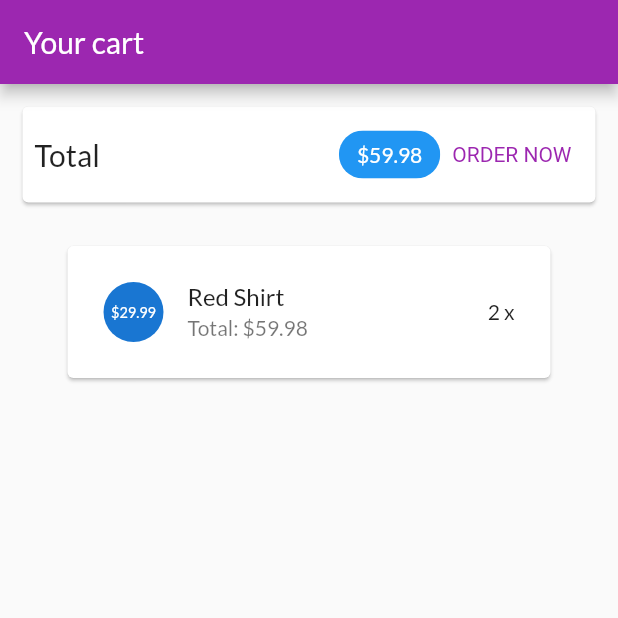
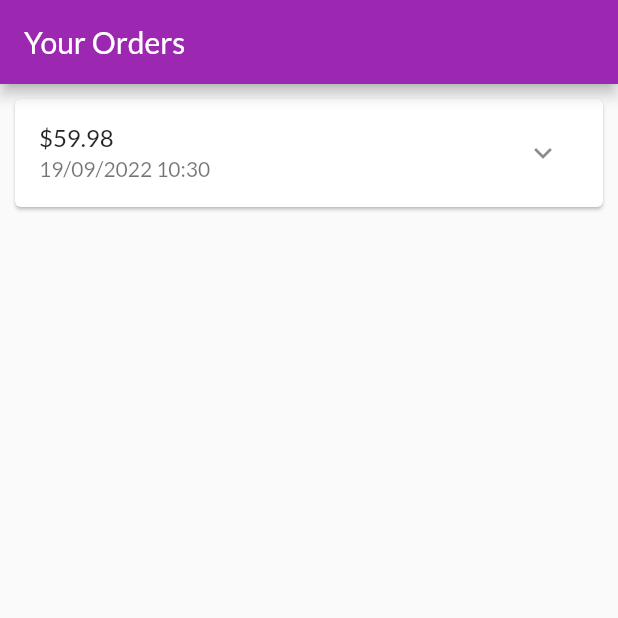
Before and after one commit to TruongAnB1910336/MyShop_Buoi3, a Flutter app: the screen it shows after launch, on a phone screen of 412 x 824 dp, the top half of it. Run offline on Flutter 3.47's test engine with Material 2 defaults, Android fonts, the phone set to English and light mode, and no system bars; missing offline and left inert: dart:html.

Commit message:
Xay dung trang cac dat hang

```diff
--- a/lib/main.dart
+++ b/lib/main.dart
@@ -4,6 +4,7 @@
 import 'ui/products/product.overview.screen.dart';
 import 'ui/products/user_products_screen.dart';
 import 'ui/cart/cart_screen.dart';
+import 'ui/orders/orders_screen.dart';
 void main() {
   runApp(const MyApp());
 }
@@ -28,7 +29,7 @@
       //   color: Colors.green,
       // ),
       home:const SafeArea(
-        child: CartScreen(),
+        child: OrdersScreen(),
         ),
 
     );
--- /dev/null
+++ b/lib/models/order_item.dart
@@ -0,0 +1,30 @@
+import 'cart_item.dart';
+class OrderItem {
+  final String? id;
+  final double amount;
+  final List<CartItem> products;
+  final DateTime dateTime;
+
+  int get productCount{
+    return products.length;
+  }
+  OrderItem({
+    this.id,
+    required this.amount,
+    required this.products,
+    DateTime? dateTime,
+  }) : dateTime=dateTime ?? DateTime.now();
+  OrderItem copyWith({
+    String? id,
+    double? amount,
+    List<CartItem>? products,
+    DateTime? dateTime,
+  }) {
+    return OrderItem(
+      id: id ?? this.id,
+      amount: amount ?? this.amount,
+      products: products ?? this.products,
+      dateTime: dateTime ?? this.dateTime,
+    );
+  }
+}
--- /dev/null
+++ b/lib/ui/orders/order_item_cart.dart
@@ -0,0 +1,73 @@
+import 'dart:math';
+import 'package:flutter/material.dart';
+import 'package:intl/intl.dart';
+import '../../models/order_item.dart';
+
+class OrderItemCart extends StatefulWidget{
+  final OrderItem order;
+  const OrderItemCart(this.order,{super.key});
+  @override
+  State<OrderItemCart> createState() => _OrderItemCartState();
+}
+class _OrderItemCartState extends State<OrderItemCart> {
+  var _expanded=false;
+  @override
+  Widget build(BuildContext context){
+    return Card(
+      margin: const EdgeInsets.all(10),
+      child: Column(
+        children: <Widget>[
+          buildOrderSummary(),
+          if(_expanded) buildOrderDetails()
+        ],
+      ),
+    );
+  }
+  Widget buildOrderDetails(){
+    return Container(
+      padding: const EdgeInsets.symmetric(horizontal: 15,vertical: 4),
+      height: min(widget.order.productCount * 20.0 +10 ,100),
+      child: ListView(
+        children: widget.order.products
+            .map(
+              (prod) => Row(
+                mainAxisAlignment: MainAxisAlignment.spaceBetween,
+                children: <Widget>[
+                  Text(
+                    prod.title,
+                    style: const TextStyle(
+                      fontSize: 18,
+                      fontWeight: FontWeight.bold,
+                    ),
+                  ),
+                  Text(
+                    '${prod.quantity}x \$${prod.price}',
+                    style: const TextStyle(
+                      fontSize: 18,
+                      color: Colors.grey,
+                    ),
+                  )
+                ],
+              ),
+            )
+            .toList(),
+      ),
+    );
+  }
+  Widget buildOrderSummary(){
+    return ListTile(
+      title: Text('\$${widget.order.amount}'),
+      subtitle: Text(
+        DateFormat('dd/MM/yyyy hh:mm').format(widget.order.dateTime),
+      ),
+      trailing: IconButton(
+        icon: Icon(_expanded ? Icons.expand_less : Icons.expand_more),
+        onPressed: () {
+          setState(() {
+            _expanded = !_expanded;
+          });
+        },
+      ),
+    );
+  }
+}
--- /dev/null
+++ b/lib/ui/orders/order_manager.dart
@@ -0,0 +1,27 @@
+import 'package:flutter/cupertino.dart';
+
+import '../../models/cart_item.dart';
+import '../../models/order_item.dart';
+class OrederManager with ChangeNotifier{
+  final List<OrderItem> _orders =[
+    OrderItem(
+      id: 'o1',
+      amount: 59.98,
+      products: [
+        CartItem(
+          id: 'c1',
+          title: 'Red Shirt',
+          price: 29.99,
+          quantity: 2,
+        )
+      ],
+      dateTime: DateTime.now(),
+    )
+  ];
+  int get orderCount {
+    return _orders.length;
+  }
+  List<OrderItem> get orders {
+    return [..._orders];
+  }
+}
--- /dev/null
+++ b/lib/ui/orders/orders_screen.dart
@@ -0,0 +1,21 @@
+import 'package:flutter/material.dart';
+import 'order_manager.dart';
+import 'order_item_cart.dart';
+class OrdersScreen extends StatelessWidget{
+  const OrdersScreen({super.key});
+  @override
+  Widget build(BuildContext context){
+    print('Building orders');
+    final ordersManager=OrederManager();
+    return Scaffold(
+      appBar: AppBar(
+        title: const Text('Your Orders'),
+
+      ),
+      body: ListView.builder(
+        itemCount: ordersManager.orderCount,
+        itemBuilder: (ctx,i) => OrderItemCart(ordersManager.orders[i]),
+      ),
+    );
+  }
+}
--- a/pubspec.yaml
+++ b/pubspec.yaml
@@ -29,6 +29,7 @@
 # the latest version available on pub.dev. To see which dependencies have newer
 # versions available, run `flutter pub outdated`.
 dependencies:
+  intl: ^0.17.0
   flutter:
     sdk: flutter
 
```
Also changed, not shown: pubspec.lock.
